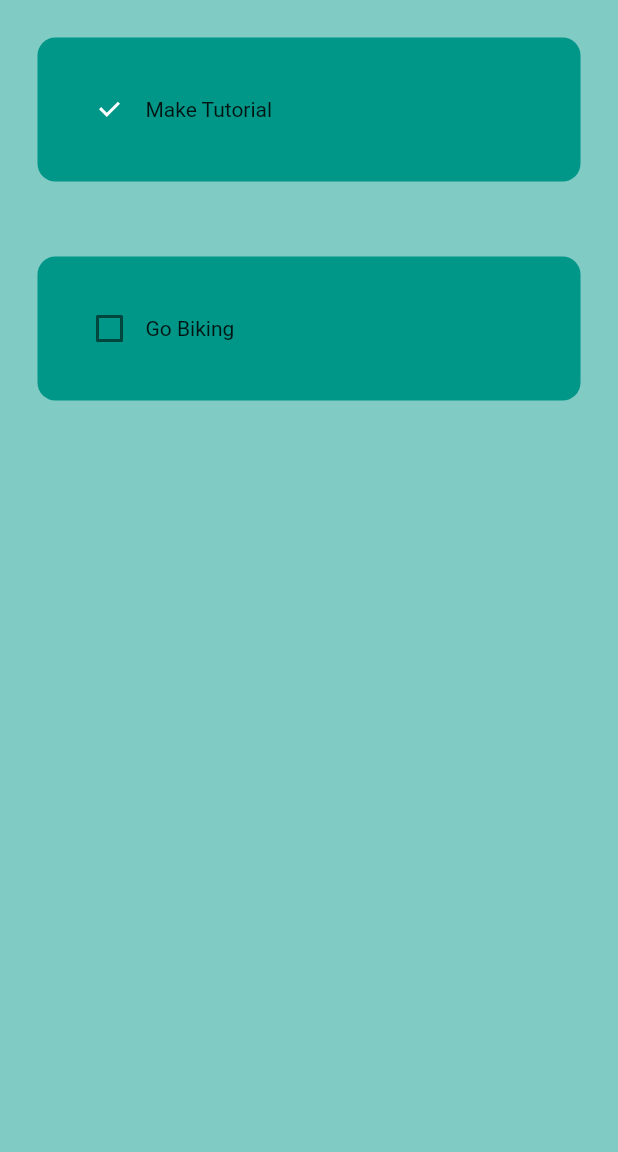
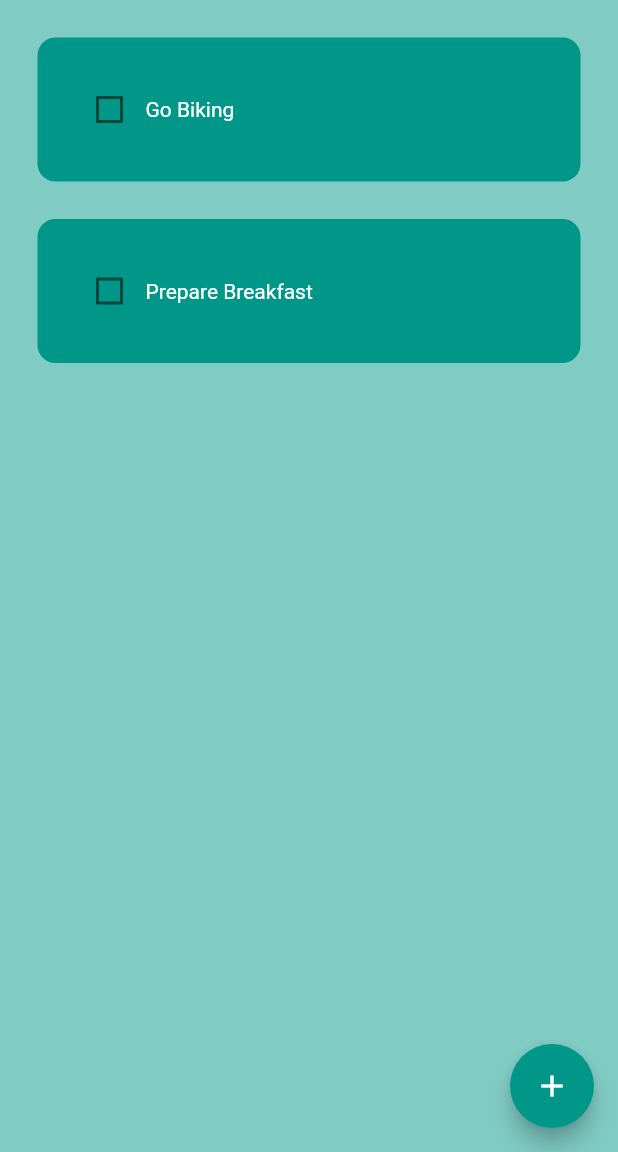
Before and after one commit to ryanmviajedor/FlutterToDoApp, a Flutter app: the screen it shows after launch, on a phone screen of 412 x 824 dp, the part 84-1236 px from its top. Run offline on Flutter 3.47's test engine with Material 2 defaults, Android fonts, the phone set to English and light mode, and no system bars.

Commit message:
[ADD] create new task

```diff
--- a/lib/pages/home_page.dart
+++ b/lib/pages/home_page.dart
@@ -1,4 +1,5 @@
 import 'package:flutter/material.dart';
+import 'package:flutter_to_do_app/util/dialog_box.dart';
 import 'package:flutter_to_do_app/util/todo_tile.dart';
 
 class HomePage extends StatefulWidget {
@@ -9,6 +10,45 @@ class HomePage extends StatefulWidget {
 }
 
 class _HomePageState extends State<HomePage> {
+  //text controller
+  final _controller = TextEditingController();
+
+  // List of tot tasks
+  List toDoList = [
+    ["Go Biking", false],
+    ["Prepare Breakfast", false]
+  ];
+
+  // checkbox tapped
+  void checkBoxChanged(bool? value, int index) {
+    setState(() {
+      toDoList[index][1] = !toDoList[index][1];
+    });
+  }
+
+  // Save new task
+  void saveNewTask() {
+    setState(() {
+      toDoList.add([_controller.text, false]);
+      _controller.clear();
+    });
+    Navigator.of(context).pop();
+  }
+
+  // Create New task
+  void creatNewTask() {
+    showDialog(
+      context: context,
+      builder: (context) {
+        return DialogBox(
+          controller: _controller,
+          onSave: saveNewTask,
+          onCancel: () => Navigator.of(context).pop(),
+        );
+      },
+    );
+  }
+
   @override
   Widget build(BuildContext context) {
     return Scaffold(
@@ -17,19 +57,19 @@ class _HomePageState extends State<HomePage> {
         title: const Text('TO DO'),
         elevation: 0,
       ),
-      body: ListView(
-        children: [
-          ToDoTile(
-            taskName: "Make Tutorial",
-            taskCompleted: true,
-            onChanged: (p0) {},
-          ),
-          ToDoTile(
-            taskName: "Go Biking",
-            taskCompleted: false,
-            onChanged: (p0) {},
-          ),
-        ],
+      floatingActionButton: FloatingActionButton(
+        onPressed: creatNewTask,
+        child: Icon(Icons.add),
+      ),
+      body: ListView.builder(
+        itemCount: toDoList.length,
+        itemBuilder: (context, index) {
+          return ToDoTile(
+            taskName: toDoList[index][0],
+            taskCompleted: toDoList[index][1],
+            onChanged: (value) => checkBoxChanged(value, index),
+          );
+        },
       ),
     );
   }
--- a/lib/util/todo_tile.dart
+++ b/lib/util/todo_tile.dart
@@ -15,16 +15,28 @@ class ToDoTile extends StatelessWidget {
   @override
   Widget build(BuildContext context) {
     return Padding(
-      padding: const EdgeInsets.all(25.0),
+      padding: const EdgeInsets.only(left: 25.0, right: 25.0, top: 25.0),
       child: Container(
         padding: EdgeInsets.all(24.0),
         child: Row(
           children: [
             // checkbox
-            Checkbox(value: taskCompleted, onChanged: onChanged),
+            Checkbox(
+              value: taskCompleted,
+              onChanged: onChanged,
+              activeColor: Colors.black,
+            ),
 
             // task name
-            Text(taskName),
+            Text(
+              taskName,
+              style: TextStyle(
+                color: taskCompleted ? Colors.black : Colors.white,
+                decoration: taskCompleted
+                    ? TextDecoration.lineThrough
+                    : TextDecoration.none,
+              ),
+            ),
           ],
         ),
         decoration: BoxDecoration(
```
Also changed, not shown: lib/util/dialog_box.dart (added, +43 -0 lines), lib/util/my_button.dart (added, +23 -0 lines).
